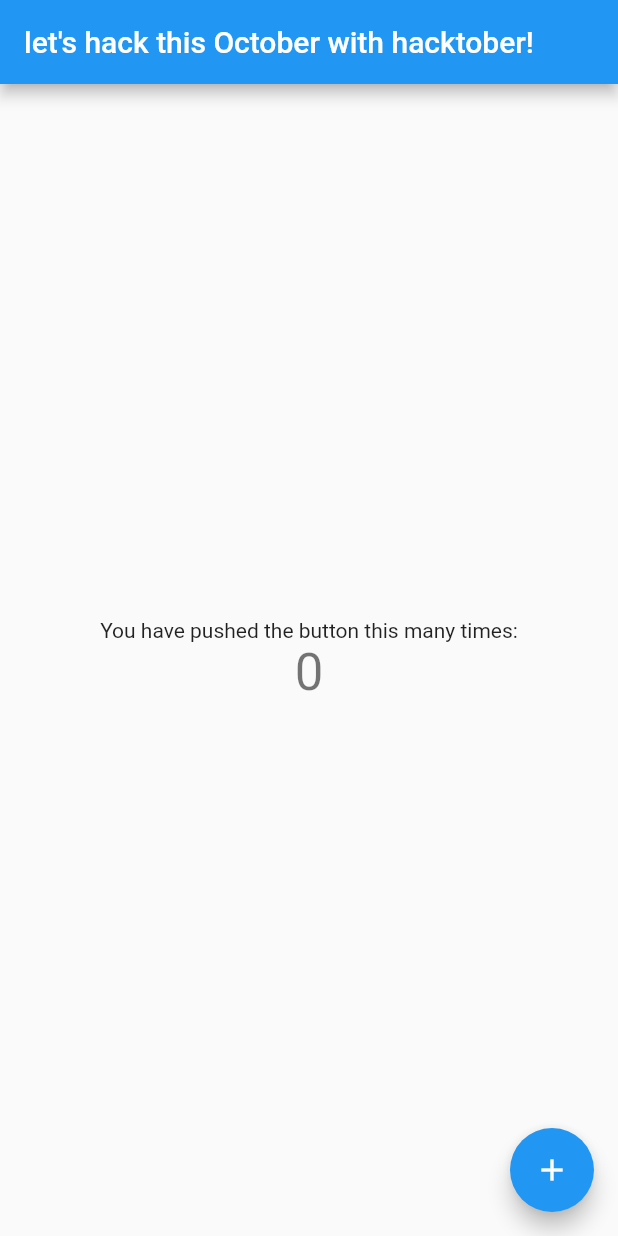
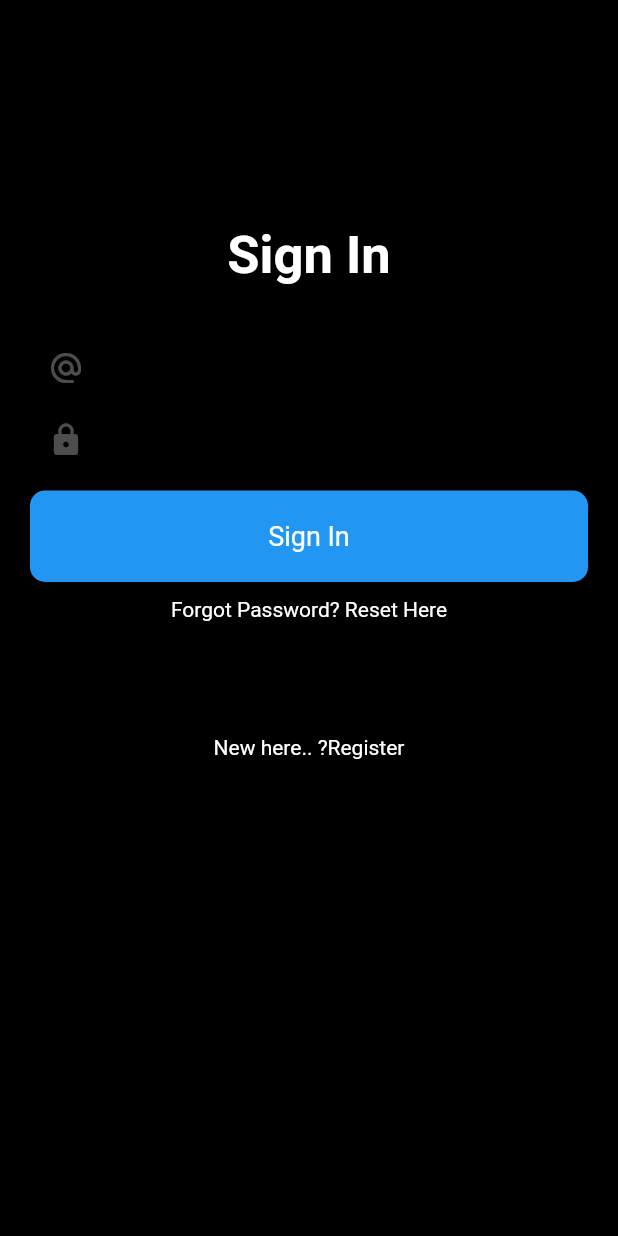
Before and after one commit to meerhamzadev/Hacktoberfest, a Flutter app: the screen it shows after launch, on a phone screen of 412 x 824 dp. Run offline on Flutter 3.47's test engine with Material 2 defaults, Android fonts, the phone set to English and light mode, and no system bars.

Commit message:
Sign in screen

```diff
--- /dev/null
+++ b/Flutter-module/hack_app/lib/Screens/SignIn.dart
@@ -0,0 +1,135 @@
+import 'package:flutter/material.dart';
+
+import '../customWidgets/customwidget.dart';
+
+class SignIn extends StatelessWidget {
+  const SignIn({Key? key}) : super(key: key);
+
+  @override
+  Widget build(BuildContext context) {
+    Size size = MediaQuery.of(context).size;
+
+    return Scaffold(
+      backgroundColor: Colors.black,
+      body: Padding(
+        padding: const EdgeInsets.symmetric(vertical: 150, horizontal: 20),
+        child: SingleChildScrollView(
+          child: Column(
+            mainAxisAlignment: MainAxisAlignment.center,
+            crossAxisAlignment: CrossAxisAlignment.start,
+            children: [
+              Center(
+                child: const Text(
+                  'Sign In',
+                  style: TextStyle(
+                    color: Colors.white,
+                    fontSize: 35.0,
+                    fontWeight: FontWeight.w700,
+                  ),
+                ),
+              ),
+              const SizedBox(
+                height: 30,
+              ),
+              const CustomTextfield(
+                obscureText: false,
+                hintText: 'Enter Email',
+                icon: Icons.alternate_email,
+              ),
+              const CustomTextfield(
+                obscureText: true,
+                hintText: 'Enter Password',
+                icon: Icons.lock,
+              ),
+              const SizedBox(
+                height: 10,
+              ),
+              GestureDetector(
+                child: Container(
+                  width: size.width,
+                  decoration: BoxDecoration(
+                    color: Colors.blue,
+                    borderRadius: BorderRadius.circular(10),
+                  ),
+                  padding:
+                      const EdgeInsets.symmetric(horizontal: 10, vertical: 20),
+                  child: const Center(
+                    child: Text(
+                      'Sign In',
+                      style: TextStyle(
+                        color: Colors.white,
+                        fontSize: 18.0,
+                      ),
+                    ),
+                  ),
+                ),
+              ),
+              const SizedBox(
+                height: 10,
+              ),
+              GestureDetector(
+                child: Center(
+                  child: Text.rich(
+                    TextSpan(children: [
+                      TextSpan(
+                        text: 'Forgot Password? ',
+                        style: TextStyle(
+                          color: Colors.white,
+                        ),
+                      ),
+                      TextSpan(
+                        text: 'Reset Here',
+                        style: TextStyle(
+                          color: Colors.white,
+                        ),
+                      ),
+                    ]),
+                  ),
+                ),
+              ),
+              const SizedBox(
+                height: 20,
+              ),
+              Row(
+                children: const [
+                  Expanded(child: Divider()),
+                  Padding(
+                    padding: EdgeInsets.symmetric(horizontal: 10),
+                    child: Text('OR'),
+                  ),
+                  Expanded(child: Divider()),
+                ],
+              ),
+              const SizedBox(
+                height: 20,
+              ),
+              const SizedBox(
+                height: 20,
+              ),
+              GestureDetector(
+                child: Center(
+                  child: Text.rich(
+                    TextSpan(children: [
+                      TextSpan(
+                        text: 'New here.. ?',
+                        style: TextStyle(
+                          color: Colors.white,
+                        ),
+                      ),
+                      TextSpan(
+                        text: 'Register',
+                        style: TextStyle(
+                          color: Colors.white,
+                        ),
+                      ),
+                    ]),
+                  ),
+                ),
+              ),
+            ],
+          ),
+        ),
+      ),
+    );
+  }
+}
--- /dev/null
+++ b/Flutter-module/hack_app/lib/customWidgets/customwidget.dart
@@ -0,0 +1,33 @@
+import 'package:flutter/material.dart';
+
+class CustomTextfield extends StatelessWidget {
+  final IconData icon;
+  final bool obscureText;
+  final String hintText;
+
+  const CustomTextfield({
+    Key? key,
+    required this.icon,
+    required this.obscureText,
+    required this.hintText,
+  }) : super(key: key);
+
+  @override
+  Widget build(BuildContext context) {
+    return TextField(
+      obscureText: obscureText,
+      style: TextStyle(
+        color: Colors.white,
+      ),
+      decoration: InputDecoration(
+     //   enabledBorder: InputBorder(borderSide: 4),
+        prefixIcon: Icon(
+          icon,
+          color: Colors.white.withOpacity(.3),
+        ),
+        hintText: hintText,
+      ),
+      cursorColor: Colors.white.withOpacity(.5),
+    );
+  }
+}
--- a/Flutter-module/hack_app/lib/main.dart
+++ b/Flutter-module/hack_app/lib/main.dart
@@ -1,4 +1,5 @@
 import 'package:flutter/material.dart';
+import 'package:hack_app/Screens/SignIn.dart';
 
 void main() {
   runApp(const MyApp());
@@ -24,92 +25,7 @@ class MyApp extends StatelessWidget {
         // is not restarted.
         primarySwatch: Colors.blue,
       ),
-      home: const MyHomePage(title: "let's hack this October with hacktober!"),
+      home: const SignIn()
     );
   }
 }
-
-class MyHomePage extends StatefulWidget {
-  const MyHomePage({Key? key, required this.title}) : super(key: key);
-
-  // This widget is the home page of your application. It is stateful, meaning
-  // that it has a State object (defined below) that contains fields that affect
-  // how it looks.
-
-  // This class is the configuration for the state. It holds the values (in this
-  // case the title) provided by the parent (in this case the App widget) and
-  // used by the build method of the State. Fields in a Widget subclass are
-  // always marked "final".
-
-  final String title;
-
-  @override
-  State<MyHomePage> createState() => _MyHomePageState();
-}
-
-class _MyHomePageState extends State<MyHomePage> {
-  int _counter = 0;
-
-  void _incrementCounter() {
-    setState(() {
-      // This call to setState tells the Flutter framework that something has
-      // changed in this State, which causes it to rerun the build method below
-      // so that the display can reflect the updated values. If we changed
-      // _counter without calling setState(), then the build method would not be
-      // called again, and so nothing would appear to happen.
-      _counter++;
-    });
-  }
-
-  @override
-  Widget build(BuildContext context) {
-    // This method is rerun every time setState is called, for instance as done
-    // by the _incrementCounter method above.
-    //
-    // The Flutter framework has been optimized to make rerunning build methods
-    // fast, so that you can just rebuild anything that needs updating rather
-    // than having to individually change instances of widgets.
-    return Scaffold(
-      appBar: AppBar(
-        // Here we take the value from the MyHomePage object that was created by
-        // the App.build method, and use it to set our appbar title.
-        title: Text(widget.title),
-      ),
-      body: Center(
-        // Center is a layout widget. It takes a single child and positions it
-        // in the middle of the parent.
-        child: Column(
-          // Column is also a layout widget. It takes a list of children and
-          // arranges them vertically. By default, it sizes itself to fit its
-          // children horizontally, and tries to be as tall as its parent.
-          //
-          // Invoke "debug painting" (press "p" in the console, choose the
-          // "Toggle Debug Paint" action from the Flutter Inspector in Android
-          // Studio, or the "Toggle Debug Paint" command in Visual Studio Code)
-          // to see the wireframe for each widget.
-          //
-          // Column has various properties to control how it sizes itself and
-          // how it positions its children. Here we use mainAxisAlignment to
-          // center the children vertically; the main axis here is the vertical
-          // axis because Columns are vertical (the cross axis would be
-          // horizontal).
-          mainAxisAlignment: MainAxisAlignment.center,
-          children: <Widget>[
-            const Text(
-              'You have pushed the button this many times:',
-            ),
-            Text(
-              '$_counter',
-              style: Theme.of(context).textTheme.headline4,
-            ),
-          ],
-        ),
-      ),
-      floatingActionButton: FloatingActionButton(
-        onPressed: _incrementCounter,
-        tooltip: 'Increment',
-        child: const Icon(Icons.add),
-      ), // This trailing comma makes auto-formatting nicer for build methods.
-    );
-  }
-}
```
